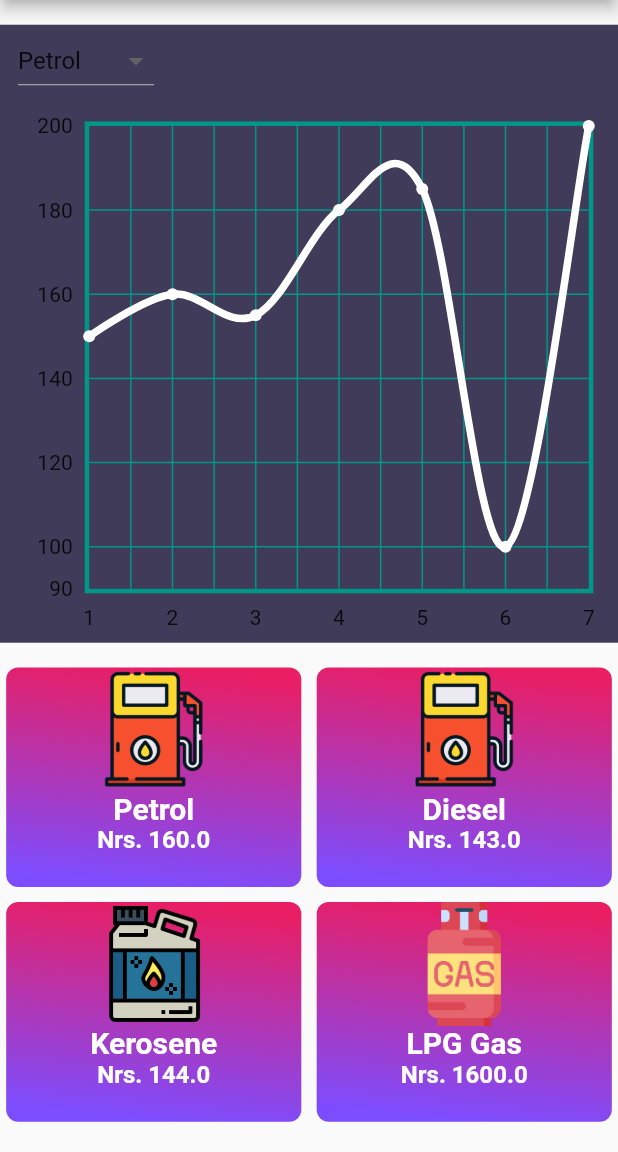
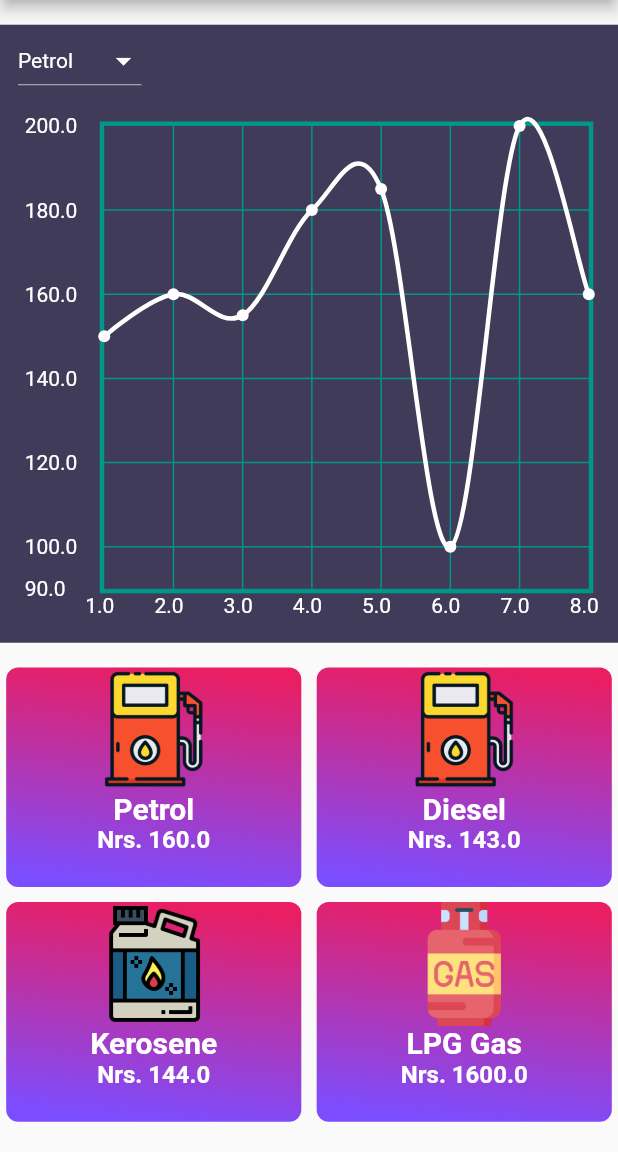
Before and after one commit to kbshal/Fuel_APP, a Flutter app: the screen it shows after launch, on a phone screen of 412 x 824 dp, the part 84-1236 px from its top. Run offline on Flutter 3.47's test engine with Material 2 defaults, Android fonts, the phone set to English and light mode, and no system bars; drawn by our look-alikes of fl_chart.

Commit message:
Chart Added

```diff
--- a/frontend/lib/view/widgets/Chart/chart_card.dart
+++ b/frontend/lib/view/widgets/Chart/chart_card.dart
@@ -17,6 +17,7 @@ class ChartCard extends StatelessWidget {
       ChartData(5, 185),
       ChartData(6, 100),
       ChartData(7, 200),
+      ChartData(8, 160),
     ];
 
     final List<String> dropDownItems = ["Petrol", "Diesel", "Kerosene", "LPG"];
@@ -25,7 +26,7 @@ class ChartCard extends StatelessWidget {
       child: Container(
         height: size.height * 0.5,
         width: size.width,
-        color: Color(0xff403b58),
+        color: const Color(0xff403b58),
         child: Column(
           crossAxisAlignment: CrossAxisAlignment.start,
           children: [
@@ -70,13 +71,15 @@ Widget linechart(BuildContext context, List<ChartData> chartData) {
                   .toList(),
               isCurved: true,
               color: Colors.white,
-              barWidth: 5,
+              barWidth: 3,
               dotData: FlDotData(
                 show: true,
               ),
             )
           ],
         ),
+        swapAnimationDuration: const Duration(milliseconds: 500),
+        swapAnimationCurve: Curves.linear,
       ),
     ),
   );
@@ -86,6 +89,9 @@ Widget dropDownItem(String dropDownValue, List<String> dropDownItems) {
   return Padding(
     padding: const EdgeInsets.only(left: 12.0),
     child: DropdownButton(
+      iconEnabledColor: Colors.white,
+      style:const TextStyle(color: Colors.white),
+        dropdownColor:const Color.fromARGB(255, 47, 46, 65),
         borderRadius: BorderRadius.circular(12.0),
         elevation: 10,
         value: dropDownValue,
@@ -106,14 +112,33 @@ class LineTitles {
           sideTitles: SideTitles(
             showTitles: true,
             reservedSize: 30.0,
+            getTitlesWidget: (value, meta) {
+                return Padding(
+                  padding: const EdgeInsets.only(right:6.0),
+                  child: Text(value.toString(),
+                  style:const TextStyle(
+                    color: Colors.white
+                  ),),
+                );
+              },
             interval: 1,
           ),
         ),
         leftTitles: AxisTitles(
           sideTitles: SideTitles(
-            showTitles: true,
-            reservedSize: 40.0,
-          ),
+              showTitles: true,
+              reservedSize: 50.0,
+              getTitlesWidget: (value, meta) {
+
+                return Padding(
+                  padding: const EdgeInsets.only(right:6.0),
+                  child: Text(value.toString(),
+                  style:const TextStyle(
+                    color: Colors.white
+                  ),),
+                );
+              },
+              ),
         ),
         topTitles: AxisTitles(
             sideTitles: SideTitles(
```
